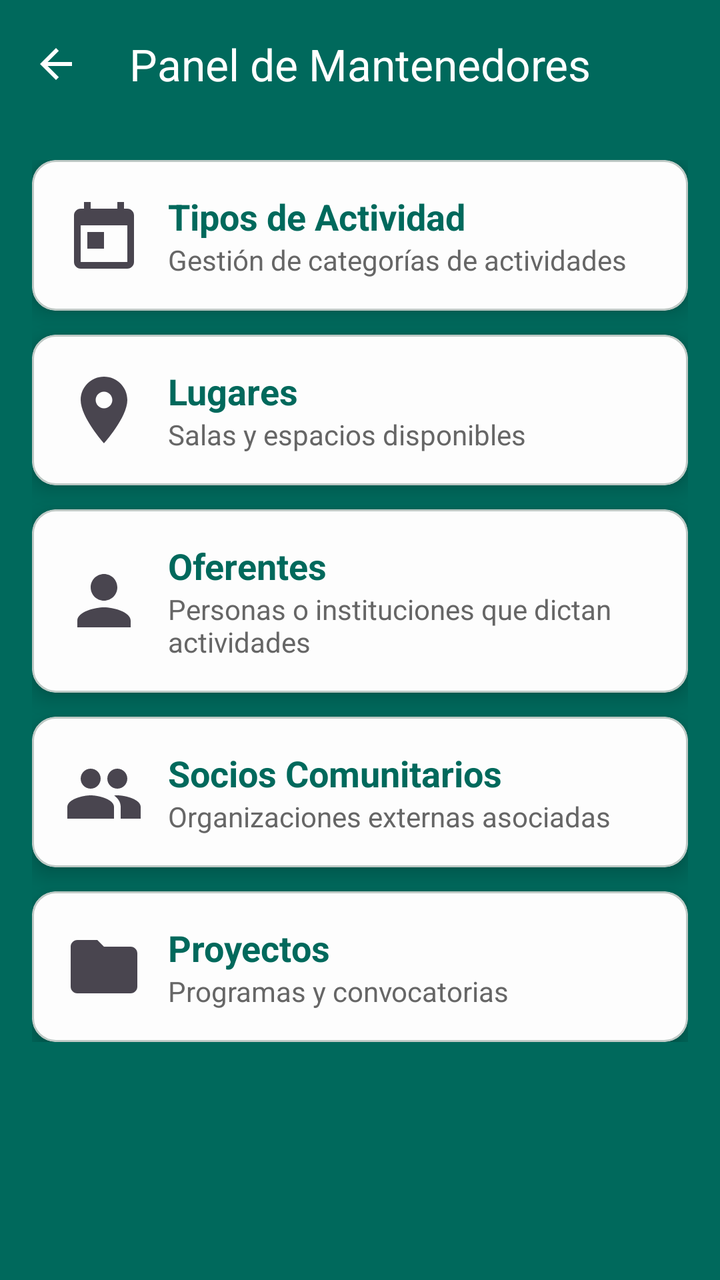
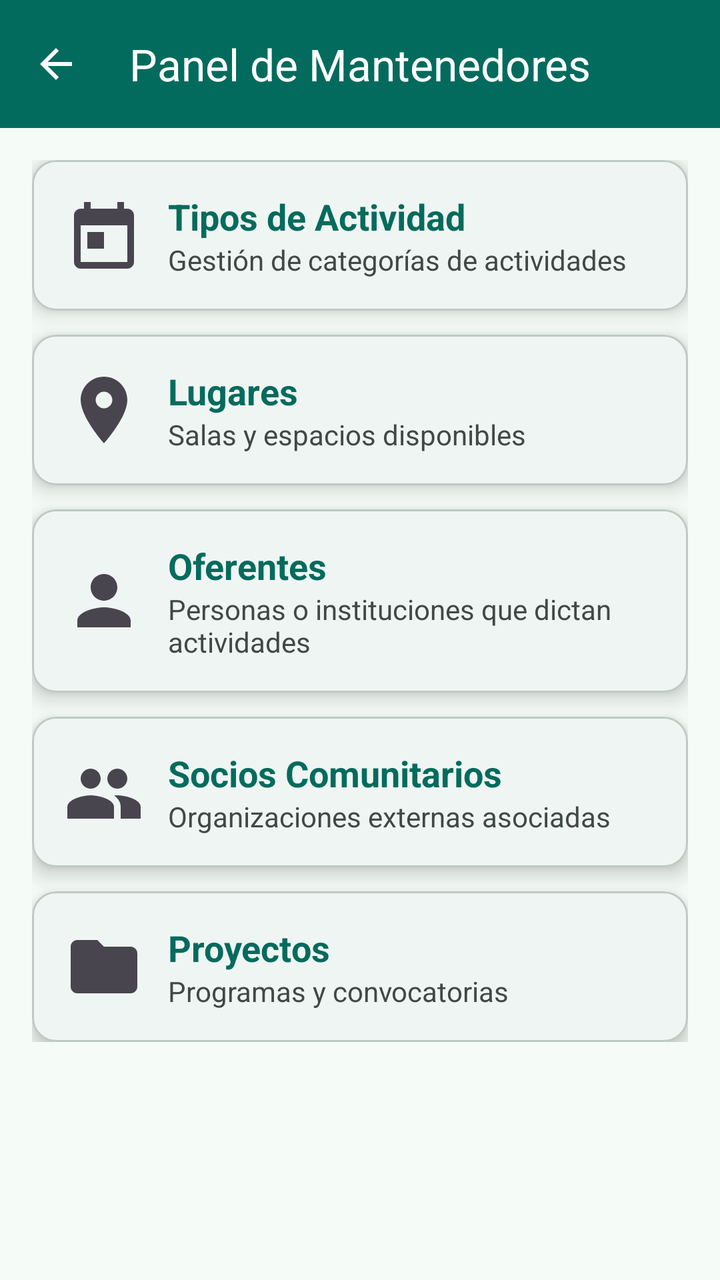

Screens rendered from an Android XML layout before and after an edit, with the pre-edit source and the edit as a unified diff.
<!-- AndroidManifest.xml: activity theme AppTheme -->
<!-- res/layout/activity_mantenedores.xml -->
<?xml version="1.0" encoding="utf-8"?>
<LinearLayout xmlns:android="http://schemas.android.com/apk/res/android"
    xmlns:app="http://schemas.android.com/apk/res-auto"
    android:orientation="vertical"
    android:layout_width="match_parent"
    android:layout_height="match_parent"
    android:background="@color/verde_principal">

    
    <com.google.android.material.appbar.MaterialToolbar
        android:id="@+id/toolbar"
        android:layout_width="match_parent"
        android:layout_height="?attr/actionBarSize"
        android:background="@color/verde_principal"
        app:title="Panel de Mantenedores"
        app:titleCentered="true"
        app:titleTextColor="@android:color/white"
        app:navigationIcon="@drawable/ic_arrow_back_24" />

    
    <ScrollView
        android:layout_width="match_parent"
        android:layout_height="match_parent"
        android:padding="16dp"
        android:background="@color/verde_principal">

        <LinearLayout
            android:orientation="vertical"
            android:layout_width="match_parent"
            android:layout_height="wrap_content">

            
            <com.google.android.material.card.MaterialCardView
                android:id="@+id/card_tipo_actividad"
                android:layout_width="match_parent"
                android:layout_height="wrap_content"
                android:layout_marginBottom="12dp"
                app:cardBackgroundColor="#FDFDFD"
                app:cardElevation="6dp"
                app:cardCornerRadius="12dp">

                <LinearLayout
                    android:orientation="horizontal"
                    android:padding="16dp"
                    android:gravity="center_vertical"
                    android:layout_width="match_parent"
                    android:layout_height="wrap_content">

                    <ImageView
                        android:layout_width="40dp"
                        android:layout_height="40dp"
                        android:src="@drawable/ic_tipo_actividad"
                        android:contentDescription="Icono tipo actividad" />

                    <LinearLayout
                        android:orientation="vertical"
                        android:layout_marginStart="12dp"
                        android:layout_width="match_parent"
                        android:layout_height="wrap_content">

                        <TextView
                            android:text="Tipos de Actividad"
                            android:textStyle="bold"
                            android:textSize="18sp"
                            android:textColor="@color/verde_principal"
                            android:layout_width="wrap_content"
                            android:layout_height="wrap_content" />

                        <TextView
                            android:text="Gestión de categorías de actividades"
                            android:textSize="14sp"
                            android:textColor="#666"
                            android:layout_width="wrap_content"
                            android:layout_height="wrap_content" />
                    </LinearLayout>
                </LinearLayout>
            </com.google.android.material.card.MaterialCardView>

            
            <com.google.android.material.card.MaterialCardView
                android:id="@+id/card_lugares"
                android:layout_width="match_parent"
                android:layout_height="wrap_content"
                android:layout_marginBottom="12dp"
                app:cardBackgroundColor="#FDFDFD"
                app:cardElevation="6dp"
                app:cardCornerRadius="12dp">

                <LinearLayout
                    android:orientation="horizontal"
                    android:padding="16dp"
                    android:gravity="center_vertical"
                    android:layout_width="match_parent"
                    android:layout_height="wrap_content">

                    <ImageView
                        android:layout_width="40dp"
                        android:layout_height="40dp"
                        android:src="@drawable/ic_lugar"
                        android:contentDescription="Icono lugar" />

                    <LinearLayout
                        android:orientation="vertical"
                        android:layout_marginStart="12dp"
                        android:layout_width="match_parent"
                        android:layout_height="wrap_content">

                        <TextView
                            android:text="Lugares"
                            android:textStyle="bold"
                            android:textSize="18sp"
                            android:textColor="@color/verde_principal"
                            android:layout_width="wrap_content"
                            android:layout_height="wrap_content" />

                        <TextView
                            android:text="Salas y espacios disponibles"
                            android:textSize="14sp"
                            android:textColor="#666"
                            android:layout_width="wrap_content"
                            android:layout_height="wrap_content" />
                    </LinearLayout>
                </LinearLayout>
            </com.google.android.material.card.MaterialCardView>

            
            <com.google.android.material.card.MaterialCardView
                android:id="@+id/card_oferentes"
                android:layout_width="match_parent"
                android:layout_height="wrap_content"
                android:layout_marginBottom="12dp"
                app:cardBackgroundColor="#FDFDFD"
                app:cardElevation="6dp"
                app:cardCornerRadius="12dp">

                <LinearLayout
                    android:orientation="horizontal"
                    android:padding="16dp"
                    android:gravity="center_vertical"
                    android:layout_width="match_parent"
                    android:layout_height="wrap_content">

                    <ImageView
                        android:layout_width="40dp"
                        android:layout_height="40dp"
                        android:src="@drawable/ic_oferente"
                        android:contentDescription="Icono oferente" />

                    <LinearLayout
                        android:orientation="vertical"
                        android:layout_marginStart="12dp"
                        android:layout_width="match_parent"
                        android:layout_height="wrap_content">

                        <TextView
                            android:text="Oferentes"
                            android:textStyle="bold"
                            android:textSize="18sp"
                            android:textColor="@color/verde_principal"
                            android:layout_width="wrap_content"
                            android:layout_height="wrap_content" />

                        <TextView
                            android:text="Personas o instituciones que dictan actividades"
                            android:textSize="14sp"
                            android:textColor="#666"
                            android:layout_width="wrap_content"
                            android:layout_height="wrap_content" />
                    </LinearLayout>
                </LinearLayout>
            </com.google.android.material.card.MaterialCardView>

            
            <com.google.android.material.card.MaterialCardView
                android:id="@+id/card_socios"
                android:layout_width="match_parent"
                android:layout_height="wrap_content"
                android:layout_marginBottom="12dp"
                app:cardBackgroundColor="#FDFDFD"
                app:cardElevation="6dp"
                app:cardCornerRadius="12dp">

                <LinearLayout
                    android:orientation="horizontal"
                    android:padding="16dp"
                    android:gravity="center_vertical"
                    android:layout_width="match_parent"
                    android:layout_height="wrap_content">

                    <ImageView
                        android:layout_width="40dp"
                        android:layout_height="40dp"
                        android:src="@drawable/ic_socio"
                        android:contentDescription="Icono socio" />

                    <LinearLayout
                        android:orientation="vertical"
                        android:layout_marginStart="12dp"
                        android:layout_width="match_parent"
                        android:layout_height="wrap_content">

                        <TextView
                            android:text="Socios Comunitarios"
                            android:textStyle="bold"
                            android:textSize="18sp"
                            android:textColor="@color/verde_principal"
                            android:layout_width="wrap_content"
                            android:layout_height="wrap_content" />

                        <TextView
                            android:text="Organizaciones externas asociadas"
                            android:textSize="14sp"
                            android:textColor="#666"
                            android:layout_width="wrap_content"
                            android:layout_height="wrap_content" />
                    </LinearLayout>
                </LinearLayout>
            </com.google.android.material.card.MaterialCardView>

            
            <com.google.android.material.card.MaterialCardView
                android:id="@+id/card_proyectos"
                android:layout_width="match_parent"
                android:layout_height="wrap_content"
                app:cardBackgroundColor="#FDFDFD"
                app:cardElevation="6dp"
                app:cardCornerRadius="12dp">

                <LinearLayout
                    android:orientation="horizontal"
                    android:padding="16dp"
                    android:gravity="center_vertical"
                    android:layout_width="match_parent"
                    android:layout_height="wrap_content">

                    <ImageView
                        android:layout_width="40dp"
                        android:layout_height="40dp"
                        android:src="@drawable/ic_proyecto"
                        android:contentDescription="Icono proyecto" />

                    <LinearLayout
                        android:orientation="vertical"
                        android:layout_marginStart="12dp"
                        android:layout_width="match_parent"
                        android:layout_height="wrap_content">

                        <TextView
                            android:text="Proyectos"
                            android:textStyle="bold"
                            android:textSize="18sp"
                            android:textColor="@color/verde_principal"
                            android:layout_width="wrap_content"
                            android:layout_height="wrap_content" />

                        <TextView
                            android:text="Programas y convocatorias"
                            android:textSize="14sp"
                            android:textColor="#666"
                            android:layout_width="wrap_content"
                            android:layout_height="wrap_content" />
                    </LinearLayout>
                </LinearLayout>
            </com.google.android.material.card.MaterialCardView>

        </LinearLayout>
    </ScrollView>
</LinearLayout>
<!-- resources referenced by this layout -->
<resources>
  <color name="verde_principal">#00695C</color>
  <!-- drawable ic_arrow_back_24 (drawable) -->
  <vector xmlns:android="http://schemas.android.com/apk/res/android"
      android:width="24dp"
      android:height="24dp"
      android:viewportWidth="24"
      android:viewportHeight="24"
      android:tint="@android:color/white">
      <path
          android:fillColor="@android:color/white"
          android:pathData="M20,11H7.83l5.59,-5.59L12,4l-8,8 8,8 1.41,-1.41L7.83,13H20v-2z" />
  </vector>
  <!-- drawable ic_proyecto (drawable) -->
  <vector xmlns:android="http://schemas.android.com/apk/res/android"
      android:width="24dp"
      android:height="24dp"
      android:viewportWidth="24"
      android:viewportHeight="24"
      android:tint="?attr/colorControlNormal">
      <path
          android:fillColor="@android:color/black"
          android:pathData="M10,4L12,6h8c1.1,0 2,0.9 2,2v10c0,1.1 -0.9,2 -2,2H4c-1.1,0 -2,-0.9 -2,-2L2,6c0,-1.1 0.9,-2 2,-2h6z" />
  </vector>
  <color name="md_theme_primary">#036B5D</color>
  <color name="md_theme_onPrimary">#FFFFFF</color>
  <color name="md_theme_primaryContainer">#9FF2E0</color>
  <color name="md_theme_onPrimaryContainer">#005045</color>
  <color name="md_theme_secondary">#016B5D</color>
  <color name="md_theme_onSecondary">#FFFFFF</color>
  <color name="md_theme_secondaryContainer">#9FF2E1</color>
  <color name="md_theme_onSecondaryContainer">#005046</color>
  <color name="md_theme_tertiary">#016B5D</color>
  <color name="md_theme_onTertiary">#FFFFFF</color>
  <color name="md_theme_tertiaryContainer">#9FF2E1</color>
  <color name="md_theme_onTertiaryContainer">#005046</color>
  <color name="md_theme_error">#BA1A1A</color>
  <color name="md_theme_onError">#FFFFFF</color>
  <color name="md_theme_errorContainer">#FFDAD6</color>
  <color name="md_theme_onErrorContainer">#93000A</color>
  <color name="md_theme_background">#F5FBF7</color>
  <color name="md_theme_onBackground">#171D1B</color>
  <color name="md_theme_surface">#F5FBF7</color>
  <color name="md_theme_onSurface">#171D1B</color>
  <color name="md_theme_surfaceVariant">#DAE5E1</color>
  <color name="md_theme_onSurfaceVariant">#3F4946</color>
  <color name="md_theme_outline">#6F7976</color>
  <color name="md_theme_outlineVariant">#BEC9C5</color>
  <color name="md_theme_inverseSurface">#2B3230</color>
  <color name="md_theme_inverseOnSurface">#ECF2EF</color>
  <color name="md_theme_inversePrimary">#84D5C4</color>
  <color name="md_theme_primaryFixed">#9FF2E0</color>
  <color name="md_theme_onPrimaryFixed">#00201B</color>
  <color name="md_theme_primaryFixedDim">#84D5C4</color>
  <color name="md_theme_onPrimaryFixedVariant">#005045</color>
  <color name="md_theme_secondaryFixed">#9FF2E1</color>
  <color name="md_theme_onSecondaryFixed">#00201B</color>
  <color name="md_theme_secondaryFixedDim">#83D5C5</color>
  <color name="md_theme_onSecondaryFixedVariant">#005046</color>
  <color name="md_theme_tertiaryFixed">#9FF2E1</color>
  <color name="md_theme_onTertiaryFixed">#00201B</color>
  <color name="md_theme_tertiaryFixedDim">#83D5C5</color>
  <color name="md_theme_onTertiaryFixedVariant">#005046</color>
  <color name="md_theme_surfaceDim">#D5DBD8</color>
  <color name="md_theme_surfaceBright">#F5FBF7</color>
  <color name="md_theme_surfaceContainerLowest">#FFFFFF</color>
  <color name="md_theme_surfaceContainerLow">#EFF5F2</color>
  <color name="md_theme_surfaceContainer">#E9EFEC</color>
  <color name="md_theme_surfaceContainerHigh">#E3EAE6</color>
  <color name="md_theme_surfaceContainerHighest">#DEE4E1</color>
  <!-- unchanged entries left out for length: 5 -->
</resources>

<!-- the commit's change to res/layout/activity_mantenedores.xml (unified diff, before → after) -->
@@ -1,20 +1,21 @@
 <?xml version="1.0" encoding="utf-8"?>
 <LinearLayout xmlns:android="http://schemas.android.com/apk/res/android"
     xmlns:app="http://schemas.android.com/apk/res-auto"
+    android:id="@+id/root_container"
     android:orientation="vertical"
     android:layout_width="match_parent"
     android:layout_height="match_parent"
-    android:background="@color/verde_principal">
+    android:background="?attr/colorSurface">
 
     
     <com.google.android.material.appbar.MaterialToolbar
         android:id="@+id/toolbar"
         android:layout_width="match_parent"
         android:layout_height="?attr/actionBarSize"
-        android:background="@color/verde_principal"
+        android:background="?attr/colorPrimary"
         app:title="Panel de Mantenedores"
         app:titleCentered="true"
-        app:titleTextColor="@android:color/white"
+        app:titleTextColor="?attr/colorOnPrimary"
         app:navigationIcon="@drawable/ic_arrow_back_24" />
 
     
@@ -22,7 +23,7 @@
         android:layout_width="match_parent"
         android:layout_height="match_parent"
         android:padding="16dp"
-        android:background="@color/verde_principal">
+        android:background="?attr/colorSurface">
 
         <LinearLayout
             android:orientation="vertical"
@@ -35,7 +36,7 @@
                 android:layout_width="match_parent"
                 android:layout_height="wrap_content"
                 android:layout_marginBottom="12dp"
-                app:cardBackgroundColor="#FDFDFD"
+                app:cardBackgroundColor="@color/md_theme_surfaceContainerLow"
                 app:cardElevation="6dp"
                 app:cardCornerRadius="12dp">
 
@@ -62,14 +63,14 @@
                             android:text="Tipos de Actividad"
                             android:textStyle="bold"
                             android:textSize="18sp"
-                            android:textColor="@color/verde_principal"
+                            android:textColor="?attr/colorPrimary"
                             android:layout_width="wrap_content"
                             android:layout_height="wrap_content" />
 
                         <TextView
                             android:text="Gestión de categorías de actividades"
                             android:textSize="14sp"
-                            android:textColor="#666"
+                            android:textColor="?attr/colorOnSurfaceVariant"
                             android:layout_width="wrap_content"
                             android:layout_height="wrap_content" />
                     </LinearLayout>
@@ -82,7 +83,7 @@
                 android:layout_width="match_parent"
                 android:layout_height="wrap_content"
                 android:layout_marginBottom="12dp"
-                app:cardBackgroundColor="#FDFDFD"
+                app:cardBackgroundColor="@color/md_theme_surfaceContainerLow"
                 app:cardElevation="6dp"
                 app:cardCornerRadius="12dp">
 
@@ -109,14 +110,14 @@
                             android:text="Lugares"
                             android:textStyle="bold"
                             android:textSize="18sp"
-                            android:textColor="@color/verde_principal"
+                            android:textColor="?attr/colorPrimary"
                             android:layout_width="wrap_content"
                             android:layout_height="wrap_content" />
 
                         <TextView
                             android:text="Salas y espacios disponibles"
                             android:textSize="14sp"
-                            android:textColor="#666"
+                            android:textColor="?attr/colorOnSurfaceVariant"
                             android:layout_width="wrap_content"
                             android:layout_height="wrap_content" />
                     </LinearLayout>
@@ -129,7 +130,7 @@
                 android:layout_width="match_parent"
                 android:layout_height="wrap_content"
                 android:layout_marginBottom="12dp"
-                app:cardBackgroundColor="#FDFDFD"
+                app:cardBackgroundColor="@color/md_theme_surfaceContainerLow"
                 app:cardElevation="6dp"
                 app:cardCornerRadius="12dp">
 
@@ -156,14 +157,14 @@
                             android:text="Oferentes"
                             android:textStyle="bold"
                             android:textSize="18sp"
-                            android:textColor="@color/verde_principal"
+                            android:textColor="?attr/colorPrimary"
                             android:layout_width="wrap_content"
                             android:layout_height="wrap_content" />
 
                         <TextView
                             android:text="Personas o instituciones que dictan actividades"
                             android:textSize="14sp"
-                            android:textColor="#666"
+                            android:textColor="?attr/colorOnSurfaceVariant"
                             android:layout_width="wrap_content"
                             android:layout_height="wrap_content" />
                     </LinearLayout>
@@ -176,7 +177,7 @@
                 android:layout_width="match_parent"
                 android:layout_height="wrap_content"
                 android:layout_marginBottom="12dp"
-                app:cardBackgroundColor="#FDFDFD"
+                app:cardBackgroundColor="@color/md_theme_surfaceContainerLow"
                 app:cardElevation="6dp"
                 app:cardCornerRadius="12dp">
 
@@ -203,14 +204,14 @@
                             android:text="Socios Comunitarios"
                             android:textStyle="bold"
                             android:textSize="18sp"
-                            android:textColor="@color/verde_principal"
+                            android:textColor="?attr/colorPrimary"
                             android:layout_width="wrap_content"
                             android:layout_height="wrap_content" />
 
                         <TextView
                             android:text="Organizaciones externas asociadas"
                             android:textSize="14sp"
-                            android:textColor="#666"
+                            android:textColor="?attr/colorOnSurfaceVariant"
                             android:layout_width="wrap_content"
                             android:layout_height="wrap_content" />
                     </LinearLayout>
@@ -222,7 +223,7 @@
                 android:id="@+id/card_proyectos"
                 android:layout_width="match_parent"
                 android:layout_height="wrap_content"
-                app:cardBackgroundColor="#FDFDFD"
+                app:cardBackgroundColor="@color/md_theme_surfaceContainerLow"
                 app:cardElevation="6dp"
                 app:cardCornerRadius="12dp">
 
@@ -249,14 +250,14 @@
                             android:text="Proyectos"
                             android:textStyle="bold"
                             android:textSize="18sp"
-                            android:textColor="@color/verde_principal"
+                            android:textColor="?attr/colorPrimary"
                             android:layout_width="wrap_content"
                             android:layout_height="wrap_content" />
 
                         <TextView
                             android:text="Programas y convocatorias"
                             android:textSize="14sp"
-                            android:textColor="#666"
+                            android:textColor="?attr/colorOnSurfaceVariant"
                             android:layout_width="wrap_content"
                             android:layout_height="wrap_content" />
                     </LinearLayout>
<!-- resource entries referenced after the edit -->
@@ -1,6 +1,5 @@
 <!-- resources referenced by this layout -->
 <resources>
-  <color name="verde_principal">#00695C</color>
   <!-- drawable ic_arrow_back_24 (drawable) -->
   <vector xmlns:android="http://schemas.android.com/apk/res/android"
       android:width="24dp"
